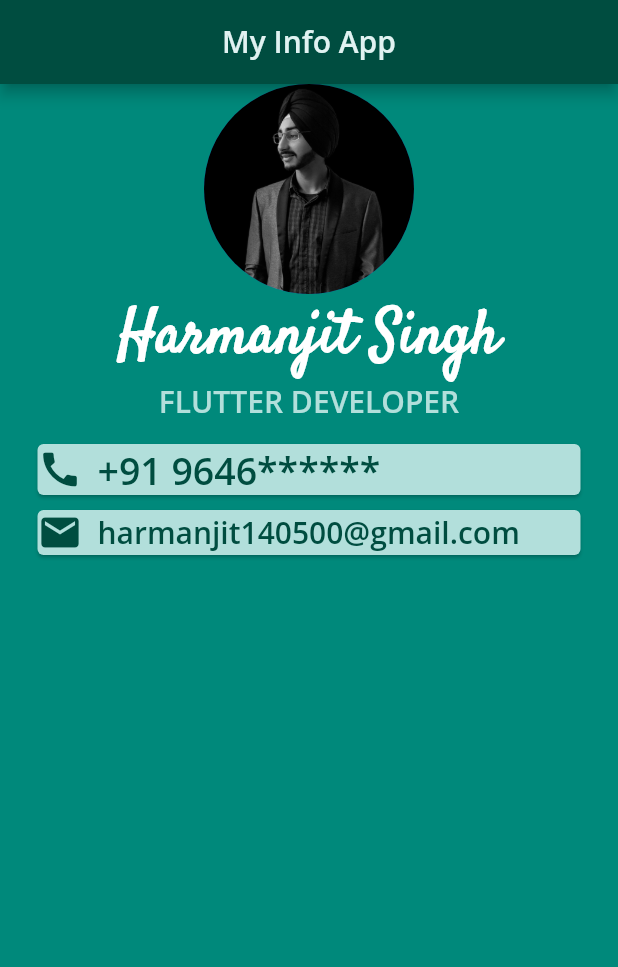
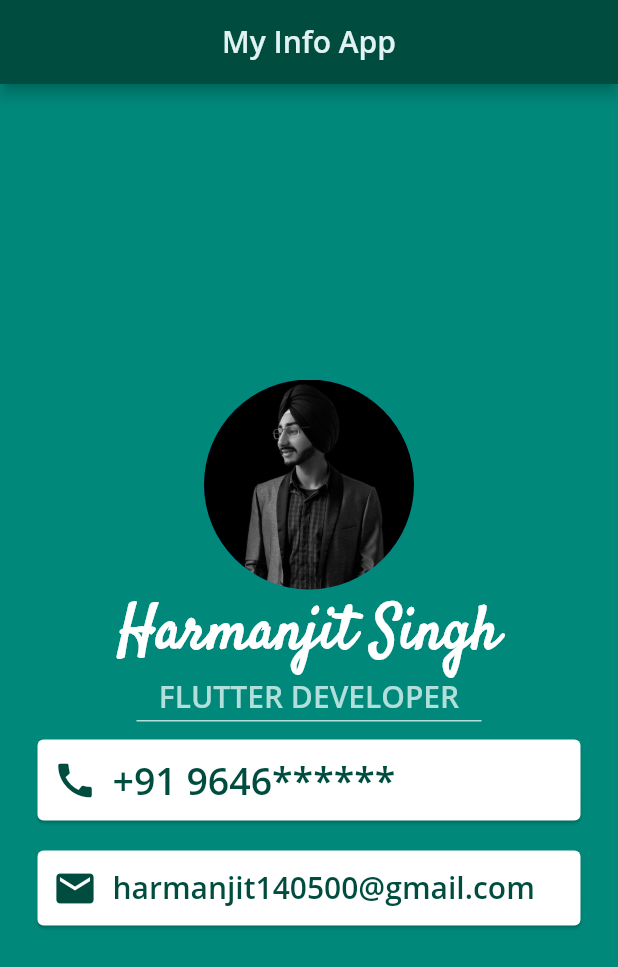
Before and after one commit to Harmanjit14/My-Info-App-in-Flutter, a Flutter app: the screen it shows after launch, on a phone screen of 412 x 824 dp. Shown: the top 967 px of the screen. Run offline on Flutter 3.47's test engine with Material 2 defaults, Android fonts, the phone set to English and light mode, and no system bars.

Commit message:
all done

```diff
--- a/lib/main.dart
+++ b/lib/main.dart
@@ -1,3 +1,4 @@
+import 'package:flutter/cupertino.dart';
 import 'package:flutter/material.dart';
 
 void main() {
@@ -22,8 +23,8 @@ class MyInfo extends StatelessWidget {
       ),
       backgroundColor: Colors.teal[600],
       body: Column(
-        //crossAxisAlignment: CrossAxisAlignment.center,
-        //mainAxisAlignment: MainAxisAlignment.center,
+        crossAxisAlignment: CrossAxisAlignment.center,
+        mainAxisAlignment: MainAxisAlignment.center,
         children: <Widget>[
           CircleAvatar(
             backgroundImage: AssetImage('images/Harmanjit.png'),
@@ -50,11 +51,18 @@ class MyInfo extends StatelessWidget {
             ),
           ),
           SizedBox(
-            height: 15,
+            height: 5,
+            width: 230,
+            child: Divider(
+              thickness: 1,
+              color: Colors.teal[100],
+            ),
           ),
           Card(
-            margin: EdgeInsets.symmetric(horizontal: 25),
-            color: Colors.teal[100],
+            margin: EdgeInsets.symmetric(vertical: 10, horizontal: 25),
+            color: Colors.white,
+            child: Padding(
+              padding: EdgeInsets.all(10),
               child: Row(
                 children: <Widget>[
                   Icon(
@@ -75,9 +83,12 @@ class MyInfo extends StatelessWidget {
                 ],
               ),
             ),
+          ),
           Card(
             margin: EdgeInsets.symmetric(vertical: 10, horizontal: 25.0),
-            color: Colors.teal[100],
+            color: Colors.white,
+            child: Padding(
+              padding: EdgeInsets.all(10),
               child: Row(
                 children: <Widget>[
                   Icon(
@@ -98,6 +109,7 @@ class MyInfo extends StatelessWidget {
                 ],
               ),
             ),
+          ),
         ],
       ),
     ));
```
Lines whose indentation alone changed are shown as unchanged.
